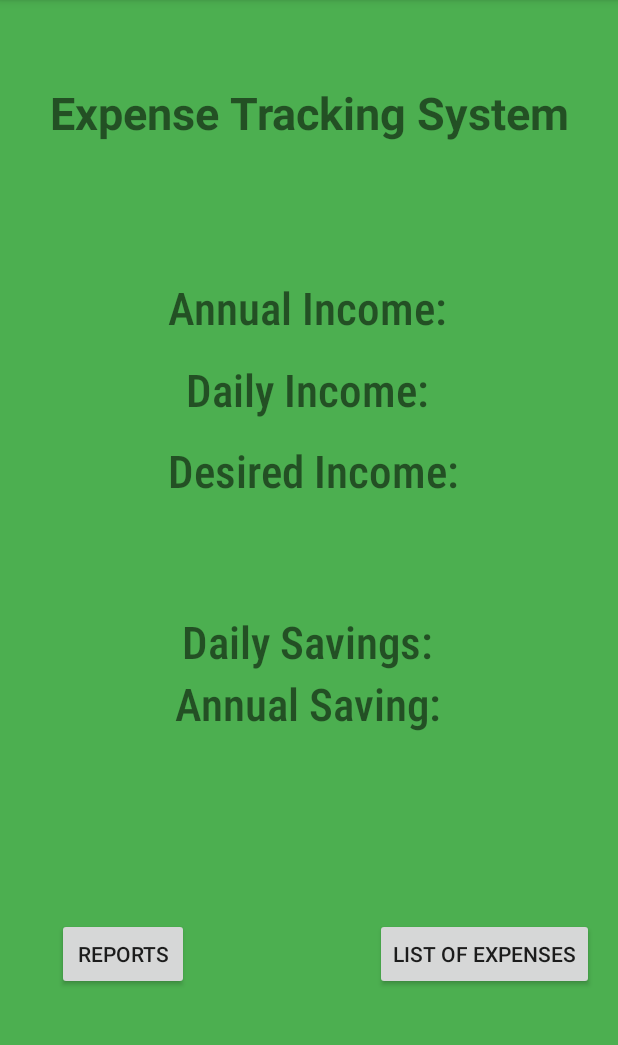
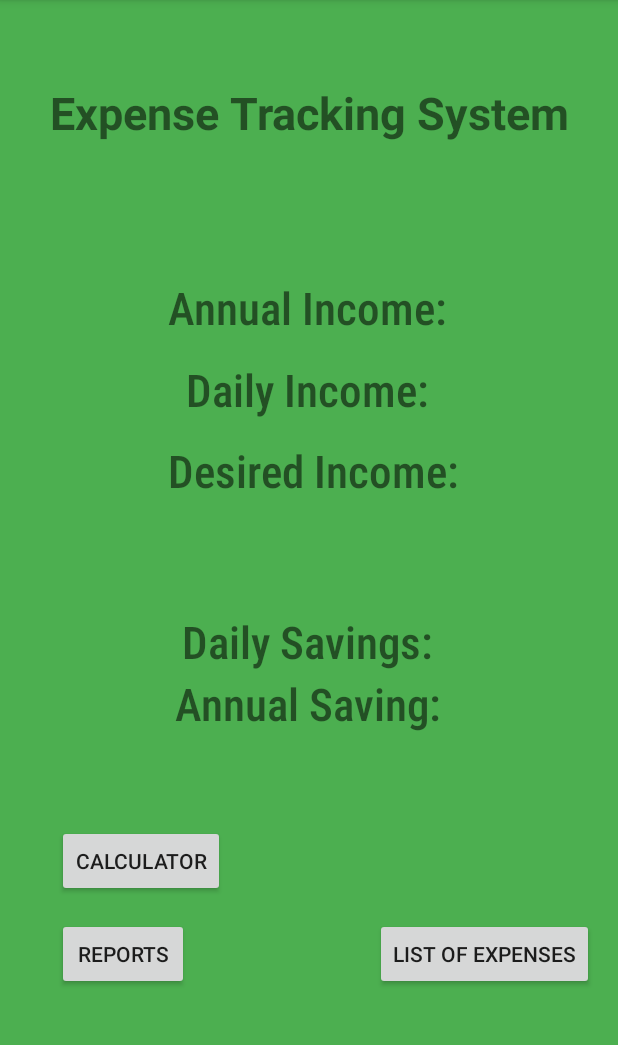
Before and after one commit to gnakama808/453_finalproject_v1, an Android app: the Login screen opened directly, with no data from a screen before it, after a tap on "LOGIN", on a phone screen of 412 x 824 dp, the part 84-1129 px from its top. Run offline under Robolectric (Android 15) with nearby library versions, the phone set to English and light mode, and no system bars.

Commit message:
updates to java classes and layouts, still buggy added calculator class, results in erros atm

```diff
--- a/app/src/main/AndroidManifest.xml
+++ b/app/src/main/AndroidManifest.xml
@@ -9,7 +9,8 @@
         android:roundIcon="@mipmap/ic_launcher_round"
         android:supportsRtl="true"
         android:theme="@style/Theme.453_finalproject_v1">
-        <activity android:name=".Reports"></activity>
+        <activity android:name=".Calculator"></activity>
+        <activity android:name=".Reports" />
         <activity android:name=".Setting" />
         <activity android:name=".Signup" />
         <activity android:name=".Login" />
--- a/app/src/main/java/com/example/a453_finalproject_v1/Login.java
+++ b/app/src/main/java/com/example/a453_finalproject_v1/Login.java
@@ -65,11 +65,9 @@ public class Login extends AppCompatActivity {
 
 
 
-
-
                 //If user exists
                 if (true) {
-                    Toast.makeText(getApplicationContext(),"Welcome, "+user+"!!!!!",Toast.LENGTH_LONG).show();
+                    Toast.makeText(getApplicationContext(),"Welcome, "+user+"!",Toast.LENGTH_LONG).show();
                     Intent intent = new Intent(getApplicationContext(), Setting.class);
                     startActivity(intent);
                 }
--- a/app/src/main/java/com/example/a453_finalproject_v1/Setting.java
+++ b/app/src/main/java/com/example/a453_finalproject_v1/Setting.java
@@ -1,6 +1,7 @@
 package com.example.a453_finalproject_v1;
 
 import android.content.Context;
+import android.content.Intent;
 import android.database.sqlite.SQLiteDatabase;
 import android.support.v7.app.AppCompatActivity;
 import android.os.Bundle;
@@ -11,13 +12,8 @@ import android.widget.Toast;
 
 public class Setting extends AppCompatActivity {
 
-    private TextView savings_annual;
-    private TextView savings_daily;
-    private TextView income_annual;
-    private TextView income_daily;
-    private TextView income_desired;
-    Button btnReports;
-    Button btnList;
+    private TextView savings_annual, savings_daily, income_annual, income_daily, income_desired;
+    Button btnReports, btnList, btnCalculator;
 
     SQLiteDatabase userDatabase, moneyDatabase; //Should just combine money and user databases together
     DBHelper dbHelper;
@@ -34,6 +30,7 @@ public class Setting extends AppCompatActivity {
         income_desired = findViewById(R.id.txtView_desired);
         btnReports = findViewById(R.id.btnReport);
         btnList = findViewById(R.id.btnList);
+        btnCalculator = findViewById(R.id.btnCalculator);
 
         userDatabase = openOrCreateDatabase("userDatabase.db", Context.MODE_PRIVATE,null);
         dbHelper = new DBHelper(getApplicationContext());
@@ -53,6 +50,15 @@ public class Setting extends AppCompatActivity {
                 Toast.makeText(getApplicationContext(),"Expense Reports",Toast.LENGTH_SHORT).show();
             }
         });
+        btnCalculator.setOnClickListener(new View.OnClickListener() {
+            @Override
+            public void onClick(View v) {
+                //Go to the calculator activity
+                Toast.makeText(getApplicationContext(),"Calculator",Toast.LENGTH_SHORT).show();
+                Intent intent = new Intent(getApplicationContext(),Calculator.class);
+                startActivity(intent);
+            }
+        });
 
     }
 
--- a/app/src/main/java/com/example/a453_finalproject_v1/Signup.java
+++ b/app/src/main/java/com/example/a453_finalproject_v1/Signup.java
@@ -53,7 +53,7 @@ public class Signup extends AppCompatActivity {
                 dbHelper.insertUser("galen2","123abc","gnak808@gmail.com");
 
 
-                //dbHelper.insertUser(username,password,email); //This will add the user to the database
+                dbHelper.insertUser(username,password,email); //This will add the user to the database
 
 
                 Intent intent = new Intent(getApplicationContext(),Login.class);
--- a/app/src/main/res/layout/activity_setting.xml
+++ b/app/src/main/res/layout/activity_setting.xml
@@ -6,6 +6,18 @@
     android:layout_height="match_parent"
     android:background="#4CAF50"
     tools:context=".Setting">
+
+    <Button
+        android:id="@+id/btnCalculator"
+        android:layout_width="wrap_content"
+        android:layout_height="wrap_content"
+        android:text="@string/calculator"
+        app:layout_constraintBottom_toBottomOf="parent"
+        app:layout_constraintEnd_toEndOf="parent"
+        app:layout_constraintHorizontal_bias="0.126"
+        app:layout_constraintStart_toStartOf="parent"
+        app:layout_constraintTop_toTopOf="parent"
+        app:layout_constraintVertical_bias="0.764" />
 
     <TextView
         android:id="@+id/txtView_saving_annual"
--- a/app/src/main/res/values/strings.xml
+++ b/app/src/main/res/values/strings.xml
@@ -22,4 +22,10 @@
     <string name="desired_income">Desired Income:</string>
     <string name="annual_income">Annual Income:</string>
     <string name="daily_savings">Daily Savings:</string>
+    <string name="calculator">Calculator</string>
+    <string name="multiply">Multiply</string>
+    <string name="divide">Divide</string>
+    <string name="subtract">Subtract</string>
+    <string name="add">Add</string>
+    <string name="result">Result</string>
 </resources>
```
Also changed, not shown: app/src/main/java/com/example/a453_finalproject_v1/Calculator.java (added, +73 -0 lines), app/src/main/java/com/example/a453_finalproject_v1/Data.java (deleted, +0 -49 lines), app/src/main/res/layout/activity_calculator.xml (added, +98 -0 lines).
